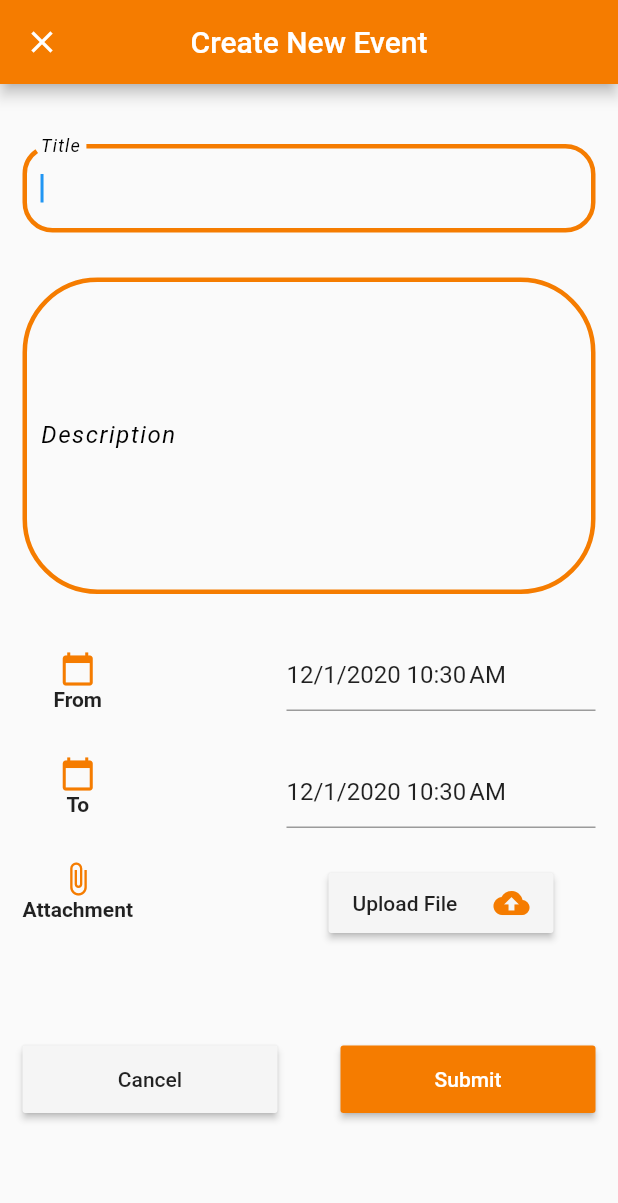
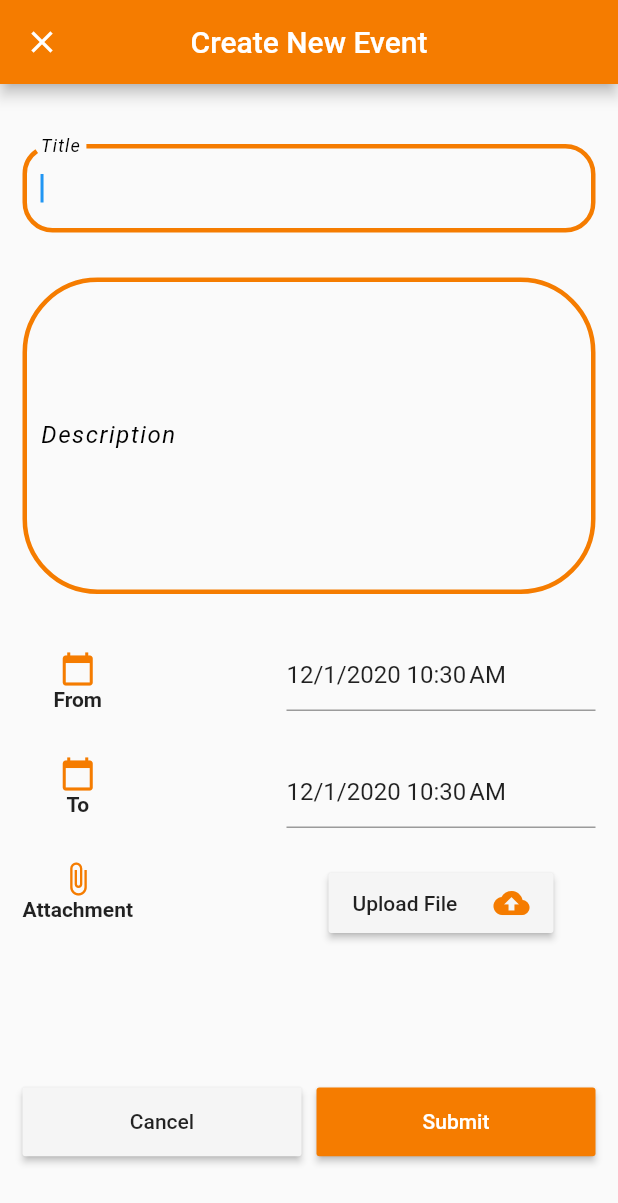
Before and after one commit to nikhil3400/Notes_App, a Flutter app: the AddNote screen opened directly, on a phone screen of 412 x 824 dp. Shown: the top 1203 px of the screen. Run offline on Flutter 3.47's test engine with Material 2 defaults, Android fonts, the phone set to English and light mode, and no system bars; drawn by our look-alikes of date_field; our stand-ins replace cloud_firestore, file_picker, firebase_auth, firebase_core, firebase_storage, flutter_spinkit; missing offline and left inert: wave_drawer; accounts and stored records are empty.

Commit message:
addnote fixed

```diff
--- a/lib/Screens/home/add_note.dart
+++ b/lib/Screens/home/add_note.dart
@@ -175,13 +175,13 @@ class _AddNoteState extends State<AddNote> {
                 )
               ],
             ),
-            SizedBox(height: 75),
+            SizedBox(height: MediaQuery.of(context).size.height / 8),
             Row(
               mainAxisAlignment: MainAxisAlignment.spaceBetween,
               children: [
                 SizedBox(
-                    height: 45,
-                    width: 170,
+                    height: MediaQuery.of(context).size.height / 18,
+                    width: (MediaQuery.of(context).size.width / 2) - 20,
                     child: RaisedButton(
                       color: Colors.grey[100],
                       onPressed: () {
@@ -192,8 +192,8 @@ class _AddNoteState extends State<AddNote> {
                       ),
                     )),
                 SizedBox(
-                    height: 45,
-                    width: 170,
+                    height: MediaQuery.of(context).size.height / 18,
+                    width: (MediaQuery.of(context).size.width / 2) - 20,
                     child: RaisedButton(
                       color: Colors.orange[700],
                       onPressed: () async {
--- a/lib/Screens/home/note.dart
+++ b/lib/Screens/home/note.dart
@@ -6,7 +6,7 @@ class Note extends StatelessWidget {
   final Function onLongPress;
   final Function onTap;
 
-  Note({this.title,this.description, this.onLongPress, this.onTap});
+  Note({this.title, this.description, this.onLongPress, this.onTap});
 
   @override
   Widget build(BuildContext context) {
@@ -24,7 +24,6 @@ class Note extends StatelessWidget {
             contentPadding: EdgeInsets.all(15),
             onTap: onTap,
             onLongPress: onLongPress,
-           // leading: Icon(Icons.note),
             title: Text(
               title.toUpperCase(),
               style: TextStyle(
@@ -35,8 +34,6 @@ class Note extends StatelessWidget {
             ),
             subtitle: Text(
               description,
-              //'123456789101112131415161718192021222324252627282930313233343536373839404142434445464748495051525354555657585960616263646566676869707172737475767778798081828384858687888990919293949596979899100',
-              //'hello this is a dummy test and this is just a simple sentence.',
               maxLines: 2,
               style: TextStyle(letterSpacing: 0.5, color: Colors.grey),
               overflow: TextOverflow.ellipsis,
```
